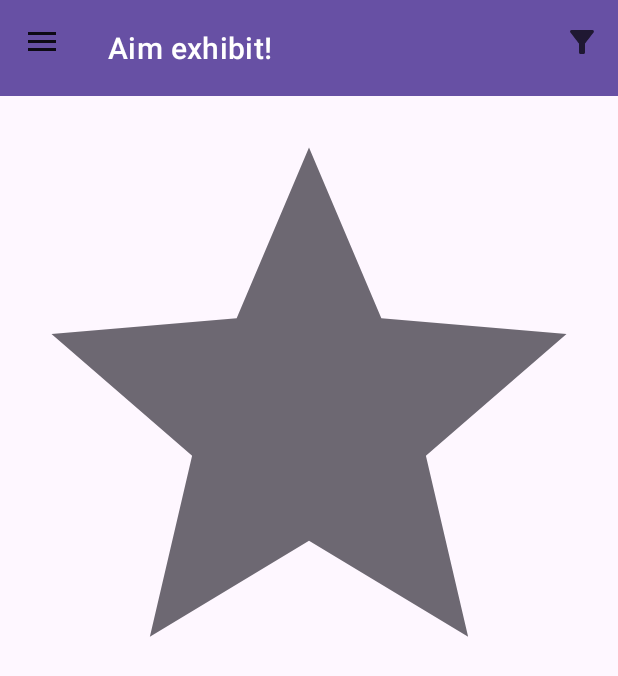
After one commit to SaySaeqo/Projekt-Inzynierski, an Android app: the fragment AimFragment placed in its activity, on a phone screen of 412 x 824 dp. The commit adds this screen. Shown: the top 676 px of the screen. Run offline under Robolectric (Android 15) with nearby library versions, the phone set to English and light mode, and no system bars; our stand-ins replace Firebase (no records; nobody signed in at launch, a user with empty details on screens opened directly).

Commit message:
Added aim for aiming exhibit at exhibition (photo with exhibition with cricled exhibit)

```diff
--- a/src/app/src/main/java/pl/edu/pg/cloudlib/MainActivity.kt
+++ b/src/app/src/main/java/pl/edu/pg/cloudlib/MainActivity.kt
@@ -11,6 +11,7 @@ import androidx.core.view.GravityCompat
 import androidx.fragment.app.commit
 import androidx.fragment.app.replace
 import pl.edu.pg.cloudlib.databinding.ActivityMainBinding
+import pl.edu.pg.cloudlib.exhibit.AimFragment
 import pl.edu.pg.cloudlib.exhibit.ExhibitFragment
 import pl.edu.pg.cloudlib.list.SearchFragment
 import pl.edu.pg.cloudlib.exhibit.SectionFragment
@@ -87,6 +88,15 @@ class MainActivity : AppCompatActivity() {
             }
             binding.navView.setCheckedItem(R.id.nav_list)
         }
+        supportFragmentManager.setFragmentResultListener(ExhibitFragment.AIM_KEY, this)
+        { _, bundle ->
+            supportFragmentManager.commit {
+                setReorderingAllowed(true)
+                replace<AimFragment>(binding.fragmentContainer.id, args = bundle)
+                addToBackStack(null)
+            }
+            binding.navView.setCheckedItem(R.id.menu_none)
+        }
 
         val action: String? = intent?.action
         val data: Uri? = intent?.data
--- /dev/null
+++ b/src/app/src/main/java/pl/edu/pg/cloudlib/exhibit/AimFragment.kt
@@ -0,0 +1,45 @@
+package pl.edu.pg.cloudlib.exhibit
+
+import android.os.Bundle
+import androidx.fragment.app.Fragment
+import android.view.LayoutInflater
+import android.view.View
+import android.view.ViewGroup
+import android.widget.ImageView
+import pl.edu.pg.cloudlib.R
+import pl.edu.pg.cloudlib.databinding.FragmentAimBinding
+
+
+/**
+ * A simple [Fragment] subclass.
+ * Use the [AimFragment.newInstance] factory method to
+ * create an instance of this fragment.
+ */
+class AimFragment : Fragment() {
+
+    private lateinit var binding: FragmentAimBinding
+    override fun onCreateView(
+        inflater: LayoutInflater, container: ViewGroup?,
+        savedInstanceState: Bundle?
+    ): View {
+
+        binding = FragmentAimBinding.inflate(inflater, container, false)
+
+        activity?.title = getString(R.string.aim_page_title)
+
+        val message = arguments?.getString(ExhibitFragment.AIM_KEY) ?: ""
+        // abrakadabra, zgarniesz obrazek z message i wstawisz go do ImageView
+        val imageView = ImageView(requireContext())
+        imageView.setImageResource(R.drawable.ic_action_star)
+        imageView.layoutParams = ViewGroup.LayoutParams(
+            ViewGroup.LayoutParams.MATCH_PARENT,
+            ViewGroup.LayoutParams.MATCH_PARENT
+        )
+        imageView.adjustViewBounds = true
+        imageView.scaleType = ImageView.ScaleType.FIT_XY
+        binding.root.addView(imageView)
+
+        return binding.root
+    }
+
+}
--- /dev/null
+++ b/src/app/src/main/res/drawable/baseline_crisis_alert_24.xml
@@ -0,0 +1,5 @@
+<vector android:height="24dp" android:tint="?attr/colorControlNormal"
+    android:viewportHeight="24" android:viewportWidth="24"
+    android:width="24dp" xmlns:android="http://schemas.android.com/apk/res/android">
+    <path android:fillColor="@android:color/white" android:pathData="M14.5,2.5c0,1.5 -1.5,6 -1.5,6h-2c0,0 -1.5,-4.5 -1.5,-6C9.5,1.12 10.62,0 12,0S14.5,1.12 14.5,2.5zM12,10c-1.1,0 -2,0.9 -2,2s0.9,2 2,2s2,-0.9 2,-2S13.1,10 12,10zM16.08,5.11c0.18,-0.75 0.33,-1.47 0.39,-2.06C19.75,4.69 22,8.08 22,12c0,5.52 -4.48,10 -10,10S2,17.52 2,12c0,-3.92 2.25,-7.31 5.53,-8.95C7.6,3.64 7.74,4.37 7.92,5.11C5.58,6.51 4,9.07 4,12c0,4.42 3.58,8 8,8s8,-3.58 8,-8C20,9.07 18.42,6.51 16.08,5.11zM18,12c0,3.31 -2.69,6 -6,6s-6,-2.69 -6,-6c0,-2 0.98,-3.77 2.48,-4.86c0.23,0.81 0.65,2.07 0.65,2.07C8.43,9.93 8,10.92 8,12c0,2.21 1.79,4 4,4s4,-1.79 4,-4c0,-1.08 -0.43,-2.07 -1.13,-2.79c0,0 0.41,-1.22 0.65,-2.07C17.02,8.23 18,10 18,12z"/>
+</vector>
--- /dev/null
+++ b/src/app/src/main/res/layout/fragment_aim.xml
@@ -0,0 +1,8 @@
+<?xml version="1.0" encoding="utf-8"?>
+<FrameLayout xmlns:android="http://schemas.android.com/apk/res/android"
+    xmlns:tools="http://schemas.android.com/tools"
+    android:layout_width="match_parent"
+    android:layout_height="match_parent"
+    tools:context=".exhibit.AimFragment">
+
+</FrameLayout>
--- a/src/app/src/main/res/menu/top_app_bar.xml
+++ b/src/app/src/main/res/menu/top_app_bar.xml
@@ -4,11 +4,20 @@
 
 
     <item
+        android:id="@+id/aim"
+        android:icon="@drawable/baseline_crisis_alert_24"
+        android:title="@string/aim"
+        android:contentDescription="@string/content_description_aim"
+        app:showAsAction="ifRoom"
+        android:visible="false"
+        />
+
+    <item
         android:id="@+id/search"
         android:icon="@drawable/ic_action_filter"
         android:title="@string/filter"
         android:contentDescription="@string/content_description_filter"
-        app:showAsAction="always"
+        app:showAsAction="ifRoom"
         android:visible="true"
         />
 
--- a/src/app/src/main/res/values/strings.xml
+++ b/src/app/src/main/res/values/strings.xml
@@ -36,4 +36,7 @@
     <string name="search_exhibits_name_hint">Search exhibits by name</string>
     <string name="search_page_title">Search exhibit</string>
     <string name="search_exhibits_button">Search</string>
+    <string name="aim">Aim</string>
+    <string name="content_description_aim">Buttom to aim exhibit on exhibition.</string>
+    <string name="aim_page_title">Aim exhibit!</string>
 </resources>
```
Also changed, not shown: src/app/src/main/java/pl/edu/pg/cloudlib/exhibit/ExhibitFragment.kt (+20 -3 lines).
